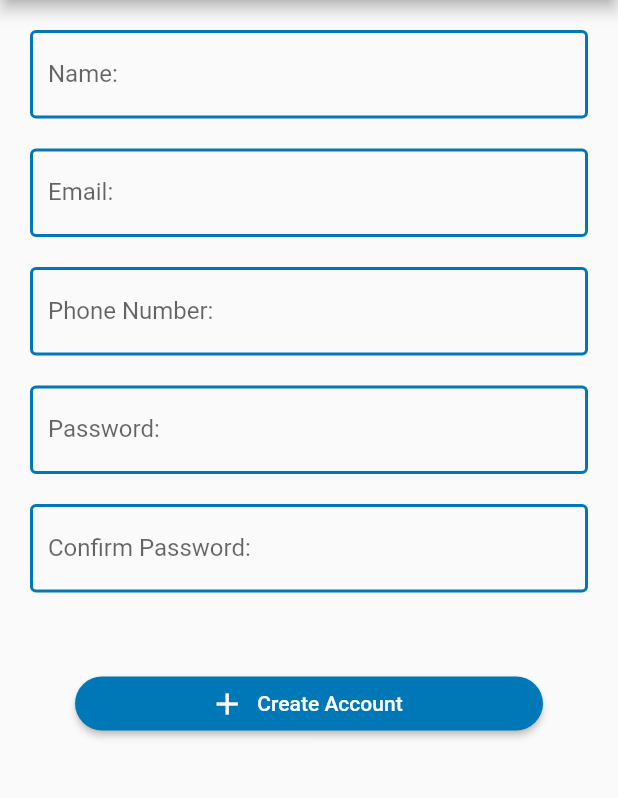
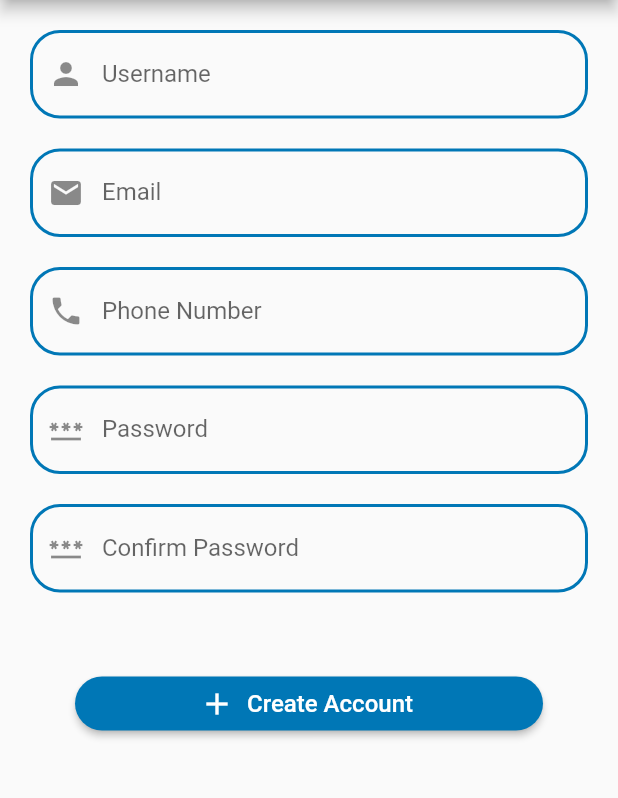
Before and after one commit to alexBianchi4/Boomerang, a Flutter app: the CreateAccount screen opened directly, on a phone screen of 412 x 824 dp, the part 84-882 px from its top. Run offline on Flutter 3.47's test engine with Material 2 defaults, Android fonts, the phone set to English and light mode, and no system bars; our stand-ins replace cloud_firestore, email_validator, firebase_core; accounts and stored records are empty.

Commit message:
Added an email validator, improved the look of the login and create account pages, created a class to create stylish form fields

```diff
--- a/app/lib/create_account_page.dart
+++ b/app/lib/create_account_page.dart
@@ -1,7 +1,8 @@
-// ignore_for_file: file_names
-
 import 'package:flutter/material.dart';
 import 'globals.dart';
+import 'form_field.dart';
+import 'email_field.dart';
+import 'dialog_box.dart';
 
 class CreateAccount extends StatefulWidget {
   const CreateAccount({Key? key}) : super(key: key);
@@ -12,8 +13,21 @@ class CreateAccount extends StatefulWidget {
 
 class _CreateAccountState extends State<CreateAccount> {
   final GlobalKey<FormState> _formKey = GlobalKey<FormState>();
+  //the space between each form field
   final double spacer = 20;
   final borderColour = custom_colour;
+  //controllers for the form fields
+  var emailController = TextEditingController();
+  var usernameController = TextEditingController();
+  var passwordController = TextEditingController();
+  var confirmPasswordController = TextEditingController();
+  var phoneController = TextEditingController();
+
+  var _email;
+  var _password;
+  var _confirmedPassword;
+  var _phone;
+  var _username;
 
   @override
   Widget build(BuildContext context) {
@@ -29,91 +43,70 @@ class _CreateAccountState extends State<CreateAccount> {
                   key: _formKey,
                   child: Column(
                     children: [
-                      TextFormField(
-                        decoration: InputDecoration(
-                            labelText: "Name:",
-                            enabledBorder: OutlineInputBorder(
-                                borderSide: BorderSide(
-                                    color: borderColour, width: 2.0))),
-                        validator: (value) {
-                          if (value == null || value.isEmpty) {
-                            return 'This field cant be null';
-                          }
-                          return null;
-                        },
-                        onSaved: (value) {},
-                      ),
+                      //username
+                      FormWidget(
+                          controller: usernameController,
+                          obscure: false,
+                          text: "Username",
+                          prefix: Icon(Icons.person)),
                       SizedBox(height: spacer),
-                      TextFormField(
-                        decoration: InputDecoration(
-                            labelText: "Email:",
-                            enabledBorder: OutlineInputBorder(
-                                borderSide: BorderSide(
-                                    color: borderColour, width: 2.0))),
-                        validator: (value) {
-                          if (value == null || value.isEmpty) {
-                            return 'This field cant be null';
-                          }
-                          return null;
-                        },
-                        onSaved: (value) {},
-                      ),
+                      //email
+                      EmailFormWidget(
+                          controller: emailController,
+                          obscure: false,
+                          text: "Email",
+                          prefix: Icon(Icons.email)),
                       SizedBox(height: spacer),
-                      TextFormField(
-                        decoration: InputDecoration(
-                            labelText: "Phone Number:",
-                            enabledBorder: OutlineInputBorder(
-                                borderSide: BorderSide(
-                                    color: borderColour, width: 2.0))),
-                        validator: (value) {
-                          if (value == null || value.isEmpty) {
-                            return 'This field cant be null';
-                          }
-                          return null;
-                        },
-                        onSaved: (value) {},
-                      ),
+                      //phone number
+                      FormWidget(
+                          controller: phoneController,
+                          obscure: false,
+                          text: "Phone Number",
+                          prefix: Icon(Icons.phone)),
                       SizedBox(height: spacer),
-                      TextFormField(
-                        obscureText: true,
-                        decoration: InputDecoration(
-                            labelText: "Password:",
-                            enabledBorder: OutlineInputBorder(
-                                borderSide: BorderSide(
-                                    color: borderColour, width: 2.0))),
-                        validator: (value) {
-                          if (value == null || value.isEmpty) {
-                            return 'This field cant be null';
-                          }
-                          return null;
-                        },
-                        onSaved: (value) {},
-                      ),
+                      //password
+                      FormWidget(
+                          controller: passwordController,
+                          obscure: true,
+                          text: "Password",
+                          prefix: Icon(Icons.password)),
                       SizedBox(height: spacer),
-                      TextFormField(
-                        obscureText: true,
-                        decoration: InputDecoration(
-                            labelText: "Confirm Password:",
-                            enabledBorder: OutlineInputBorder(
-                                borderSide: BorderSide(
-                                    color: borderColour, width: 2.0))),
-                        validator: (value) {
-                          if (value == null || value.isEmpty) {
-                            return 'This field cant be null';
-                          }
-                          return null;
-                        },
-                        onSaved: (value) {},
-                      ),
+                      //confirmPassword
+                      FormWidget(
+                          controller: confirmPasswordController,
+                          obscure: true,
+                          text: "Confirm Password",
+                          prefix: Icon(Icons.password)),
                       SizedBox(height: spacer),
                       Container(
                         padding: EdgeInsets.all(30.0),
                         child: SizedBox(
                           width: double.infinity,
                           child: ElevatedButton.icon(
-                              onPressed: () {},
+                              onPressed: () {
+                                if (_formKey.currentState!.validate()) {
+                                  _formKey.currentState!.save();
+                                  _password =
+                                      passwordController.text.toString();
+                                  _confirmedPassword =
+                                      confirmPasswordController.text.toString();
+                                  if (_password != _confirmedPassword) {
+                                    ScaffoldMessenger.of(context).showSnackBar(
+                                        SnackBar(
+                                            content: Text(
+                                                "Passwords do not match")));
+                                  } else {
+                                    _username =
+                                        usernameController.text.toString();
+                                    _email = emailController.text.toString();
+                                  }
+                                }
+                              },
                               icon: Icon(Icons.add),
-                              label: Text("Create Account"),
+                              label: Text(
+                                "Create Account",
+                                style: TextStyle(fontSize: 16.0),
+                              ),
                               style: ButtonStyle(
                                   shape: MaterialStateProperty.all<
                                           RoundedRectangleBorder>(
--- /dev/null
+++ b/app/lib/email_field.dart
@@ -0,0 +1,67 @@
+import 'package:flutter/material.dart';
+import 'package:email_validator/email_validator.dart';
+import 'globals.dart';
+
+class EmailFormWidget extends StatefulWidget {
+  final TextEditingController controller;
+  final bool obscure;
+  final String text;
+  final Icon prefix;
+  const EmailFormWidget({
+    Key? key,
+    required this.controller,
+    required this.obscure,
+    required this.text,
+    required this.prefix,
+  }) : super(key: key);
+
+  @override
+  _EmailFormWidgetState createState() => _EmailFormWidgetState();
+}
+
+class _EmailFormWidgetState extends State<EmailFormWidget> {
+  @override
+  void initState() {
+    super.initState();
+    widget.controller.addListener(onListen);
+  }
+
+  @override
+  void dispose() {
+    widget.controller.removeListener(onListen);
+    super.dispose();
+  }
+
+  void onListen() {
+    setState(() {});
+  }
+
+  @override
+  Widget build(BuildContext context) {
+    return TextFormField(
+      controller: widget.controller,
+      keyboardType: TextInputType.emailAddress,
+      obscureText: widget.obscure,
+      decoration: InputDecoration(
+        labelText: widget.text,
+        prefixIcon: widget.prefix,
+        suffixIcon: widget.controller.text.isEmpty
+            ? Container(
+                width: 0,
+              )
+            : IconButton(
+                onPressed: () {
+                  widget.controller.clear();
+                },
+                icon: Icon(Icons.close)),
+        enabledBorder: OutlineInputBorder(
+            borderRadius: BorderRadius.circular(20),
+            borderSide: BorderSide(color: custom_colour, width: 2.0)),
+      ),
+      validator: (email) => email != null && !EmailValidator.validate(email)
+          ? "Enter a valid email"
+          : null,
+      onSaved: (value) {},
+    );
+  }
+}
--- /dev/null
+++ b/app/lib/form_field.dart
@@ -0,0 +1,68 @@
+import 'package:flutter/material.dart';
+import 'globals.dart';
+
+class FormWidget extends StatefulWidget {
+  final TextEditingController controller;
+  final bool obscure;
+  final String text;
+  final Icon prefix;
+  const FormWidget({
+    Key? key,
+    required this.controller,
+    required this.obscure,
+    required this.text,
+    required this.prefix,
+  }) : super(key: key);
+
+  @override
+  _FormWidgetState createState() => _FormWidgetState();
+}
+
+class _FormWidgetState extends State<FormWidget> {
+  @override
+  void initState() {
+    super.initState();
+    widget.controller.addListener(onListen);
+  }
+
+  @override
+  void dispose() {
+    widget.controller.removeListener(onListen);
+    super.dispose();
+  }
+
+  void onListen() {
+    setState(() {});
+  }
+
+  @override
+  Widget build(BuildContext context) {
+    return TextFormField(
+      controller: widget.controller,
+      obscureText: widget.obscure,
+      decoration: InputDecoration(
+        labelText: widget.text,
+        prefixIcon: widget.prefix,
+        suffixIcon: widget.controller.text.isEmpty
+            ? Container(
+                width: 0,
+              )
+            : IconButton(
+                onPressed: () {
+                  widget.controller.clear();
+                },
+                icon: Icon(Icons.close)),
+        enabledBorder: OutlineInputBorder(
+            borderRadius: BorderRadius.circular(20),
+            borderSide: BorderSide(color: custom_colour, width: 2.0)),
+      ),
+      validator: (value) {
+        if (value == null || value.isEmpty) {
+          return 'This field cant be null';
+        }
+        return null;
+      },
+      onSaved: (value) {},
+    );
+  }
+}
--- a/app/pubspec.yaml
+++ b/app/pubspec.yaml
@@ -34,6 +34,7 @@ dependencies:
   # The following adds the Cupertino Icons font to your application.
   # Use with the CupertinoIcons class for iOS style icons.
   cupertino_icons: ^1.0.2
+  email_validator: ^2.0.1
   firebase_core:
   cloud_firestore:
 
```
Also changed, not shown: app/lib/dialog_box.dart (added, +9 -0 lines), app/lib/login_page.dart (+22 -37 lines), 1 other file.
